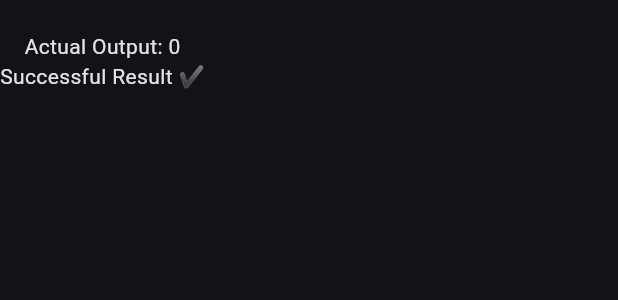
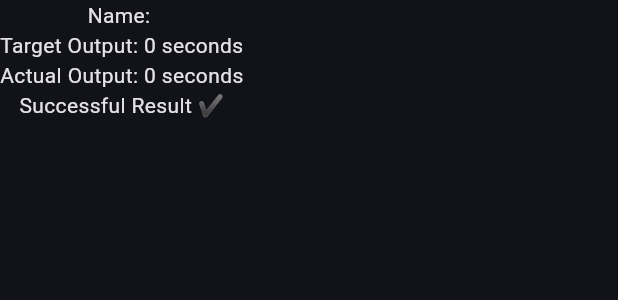
Before and after one commit to ngoantho/flutter-workout-app, a Flutter app: the _ResultDetails widget shown alone on an empty page, opened directly with empty values, on a phone screen of 412 x 824 dp. Shown: the top 300 px of the screen. Run offline on Flutter 3.47's test engine with Material 3 defaults, Android fonts, the phone set to English and light mode, and no system bars.

Commit message:
fix per comments

```diff
--- a/lib/sample_workouts.dart
+++ b/lib/examples/sample_workouts.dart
@@ -2,28 +2,29 @@ import 'package:homework/models/exercise.dart';
 import 'package:homework/models/exercise_result.dart';
 import 'package:homework/models/measurement_unit.dart';
 import 'package:homework/models/workout.dart';
+import 'package:homework/models/output.dart';
 
 final sampleWorkouts = [
   Workout(date: DateTime(2024, 1, 17), results: [
     ExerciseResult(
         exercise: Exercise(
             name: "Run 200 meters",
-            targetOutput: 200,
-            measurementUnit: MeasurementUnit.meters),
-        actualOutput: 100),
+            targetOutput: Output(200, meters),
+            measurementUnit: meters),
+        actualOutput: Output(100, meters)),
         ExerciseResult(
         exercise: Exercise(
             name: "Run 100 meters",
-            targetOutput: 100,
-            measurementUnit: MeasurementUnit.meters),
-        actualOutput: 200),
+            targetOutput: Output(100, meters),
+            measurementUnit: meters),
+        actualOutput: Output(200, meters)),
   ]),
   Workout(date: DateTime(2024, 1, 17), results: [
     ExerciseResult(
         exercise: Exercise(
             name: "Do 20 pushups",
-            targetOutput: 20,
-            measurementUnit: MeasurementUnit.repetitions),
-        actualOutput: 25)
+            targetOutput: Output(20, repetitions),
+            measurementUnit: repetitions),
+        actualOutput: Output(25, repetitions))
   ])
 ];
--- a/lib/models/measurement_unit.dart
+++ b/lib/models/measurement_unit.dart
@@ -3,3 +3,7 @@ enum MeasurementUnit {
   repetitions,
   meters
 }
+
+const meters = MeasurementUnit.meters;
+const seconds = MeasurementUnit.seconds;
+const repetitions = MeasurementUnit.repetitions;
--- a/lib/models/output.dart
+++ b/lib/models/output.dart
@@ -1,5 +1,18 @@
-typedef Output = int;
+import 'package:homework/models/measurement_unit.dart';
 
-bool outputIsSuccessful({required Output actual, required Output target}) {
-  return actual >= target;
+class Output {
+  final int value;
+  final MeasurementUnit unit;
+
+  Output(this.value, this.unit);
+
+  static bool isSuccessful({required Output actual, required Output target}) {
+    assert(actual.unit == target.unit);
+    return actual.value >= target.value;
+  }
+
+  @override
+  String toString() {
+    return '$value ${unit.name}';
+  }
 }
--- a/lib/models/workout.dart
+++ b/lib/models/workout.dart
@@ -8,4 +8,8 @@ class Workout {
     required this.date,
     required this.results,
   });
+
+  String dateToString() {
+    return '${date.year}-${date.month}-${date.day}';
+  }
 }
--- a/lib/widgets/workout_detail_page.dart
+++ b/lib/widgets/workout_detail_page.dart
@@ -30,9 +30,10 @@ class _ResultDetails extends StatelessWidget {
   Widget build(BuildContext context) {
     return Column(
       children: [
-        Text(result.exercise.name),
+        Text('Name: ${result.exercise.name}'),
+        Text('Target Output: ${result.exercise.targetOutput}'),
         Text('Actual Output: ${result.actualOutput}'),
-        Text(outputIsSuccessful(
+        Text(Output.isSuccessful(
                 actual: result.actualOutput,
                 target: result.exercise.targetOutput)
             ? 'Successful Result ✔️'
--- a/lib/widgets/workout_history_page.dart
+++ b/lib/widgets/workout_history_page.dart
@@ -2,7 +2,7 @@ import 'package:flutter/material.dart';
 import 'package:homework/models/exercise_result.dart';
 import 'package:homework/models/output.dart';
 import 'package:homework/models/workout.dart';
-import 'package:homework/sample_workouts.dart';
+import 'package:homework/examples/sample_workouts.dart';
 import 'package:homework/widgets/common_page.dart';
 import 'package:homework/widgets/workout_detail_page.dart';
 
@@ -41,7 +41,7 @@ class _WorkoutHistoryEntry extends StatelessWidget {
           mainAxisAlignment: MainAxisAlignment.center,
           children: [
             Text(
-              "Workout: ${workout.date.toString()}",
+              "Workout: ${workout.dateToString()}",
             ),
             Text('Exercise Results: ${workout.results.length}'),
             _SuccessfulResults(workout.results)
@@ -66,7 +66,7 @@ class _SuccessfulResultsState extends State<_SuccessfulResults> {
   void initState() {
     super.initState();
     for (var result in widget.results) {
-      if (outputIsSuccessful(
+      if (Output.isSuccessful(
           actual: result.actualOutput, target: result.exercise.targetOutput)) {
         count += 1;
       }
```
